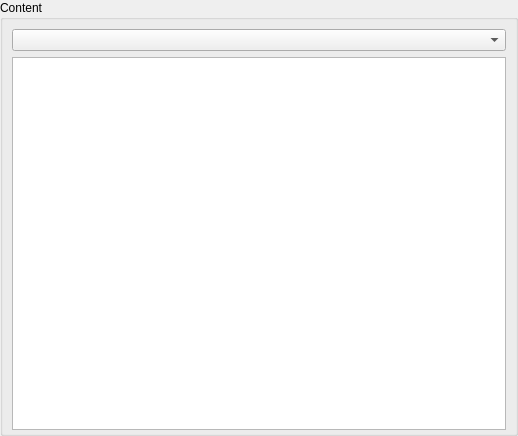
Old version of the form files/ui/contentselector.ui in the repository sunhawken/openmw.
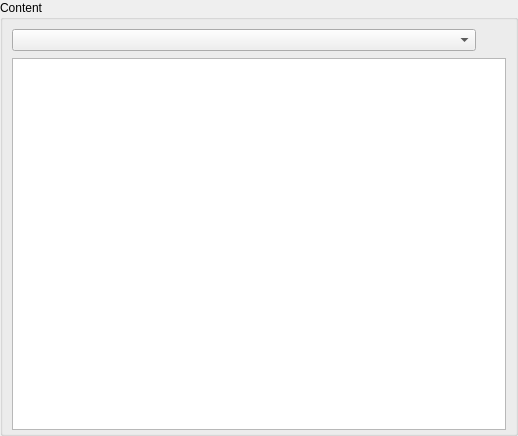
New version of the form. Custom widgets are drawn as their Qt base class.

Commit message: Implement a refresh button on data files page

```diff
--- a/files/ui/contentselector.ui
+++ b/files/ui/contentselector.ui
@@ -33,10 +33,41 @@
        <number>3</number>
       </property>
       <item>
-       <widget class="ContentSelectorView::ComboBox" name="gameFileView">
-        <property name="editable">
-         <bool>false</bool>
+       <widget class="QWidget" name="gameSelectorGroup" native="true">
+        <property name="focusPolicy">
+         <enum>Qt::NoFocus</enum>
         </property>
+        <layout class="QHBoxLayout" name="horizLayout">
+         <property name="leftMargin">
+          <number>0</number>
+         </property>
+         <property name="topMargin">
+          <number>0</number>
+         </property>
+         <property name="rightMargin">
+          <number>0</number>
+         </property>
+         <property name="bottomMargin">
+          <number>0</number>
+         </property>
+         <item>
+          <widget class="ContentSelectorView::ComboBox" name="gameFileView">
+           <property name="editable">
+            <bool>false</bool>
+           </property>
+          </widget>
+         </item>
+         <item>
+          <widget class="QToolButton" name="refreshButton">
+           <property name="enabled">
+            <bool>true</bool>
+           </property>
+           <property name="autoRaise">
+            <bool>true</bool>
+           </property>
+          </widget>
+         </item>
+        </layout>
        </widget>
       </item>
       <item>
```
Left out of the diff: 11 changed lines with no effect on the pictures. The commit also changes 6 other files.
